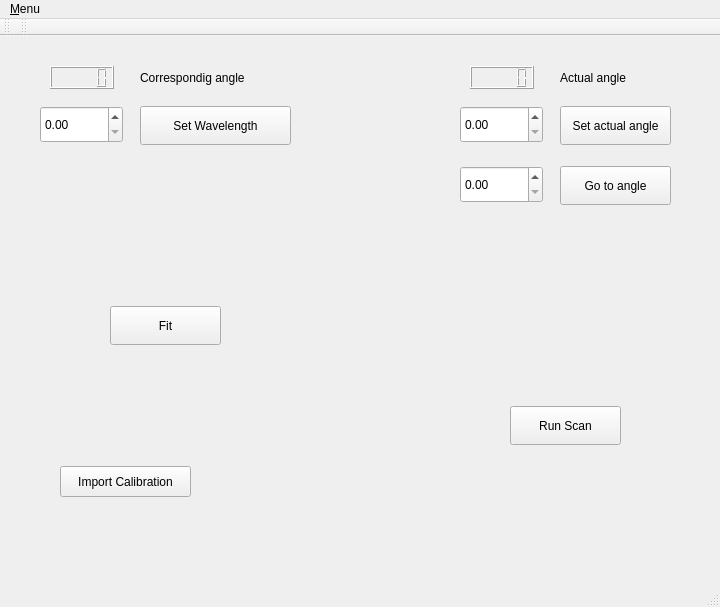
Above: mainwindow.ui from marcoavesani/spectrometer before the change. Below: the same form after it.
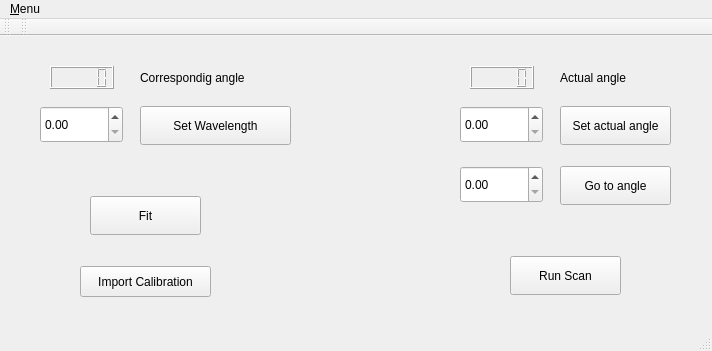
That is the form after the change.

```diff
--- a/mainwindow.ui
+++ b/mainwindow.ui
@@ -6,8 +6,8 @@
    <rect>
     <x>0</x>
     <y>0</y>
-    <width>720</width>
-    <height>607</height>
+    <width>712</width>
+    <height>351</height>
    </rect>
   </property>
   <property name="windowTitle">
@@ -109,8 +109,8 @@
    <widget class="QPushButton" name="pushButton_3">
     <property name="geometry">
      <rect>
-      <x>110</x>
-      <y>270</y>
+      <x>90</x>
+      <y>160</y>
       <width>111</width>
       <height>39</height>
      </rect>
@@ -123,7 +123,7 @@
     <property name="geometry">
      <rect>
       <x>510</x>
-      <y>370</y>
+      <y>220</y>
       <width>111</width>
       <height>39</height>
      </rect>
@@ -158,8 +158,8 @@
    <widget class="QPushButton" name="pushButton_6">
     <property name="geometry">
      <rect>
-      <x>60</x>
-      <y>430</y>
+      <x>80</x>
+      <y>230</y>
       <width>131</width>
       <height>31</height>
      </rect>
@@ -174,7 +174,7 @@
     <rect>
      <x>0</x>
      <y>0</y>
-     <width>720</width>
+     <width>712</width>
      <height>21</height>
     </rect>
    </property>
```
